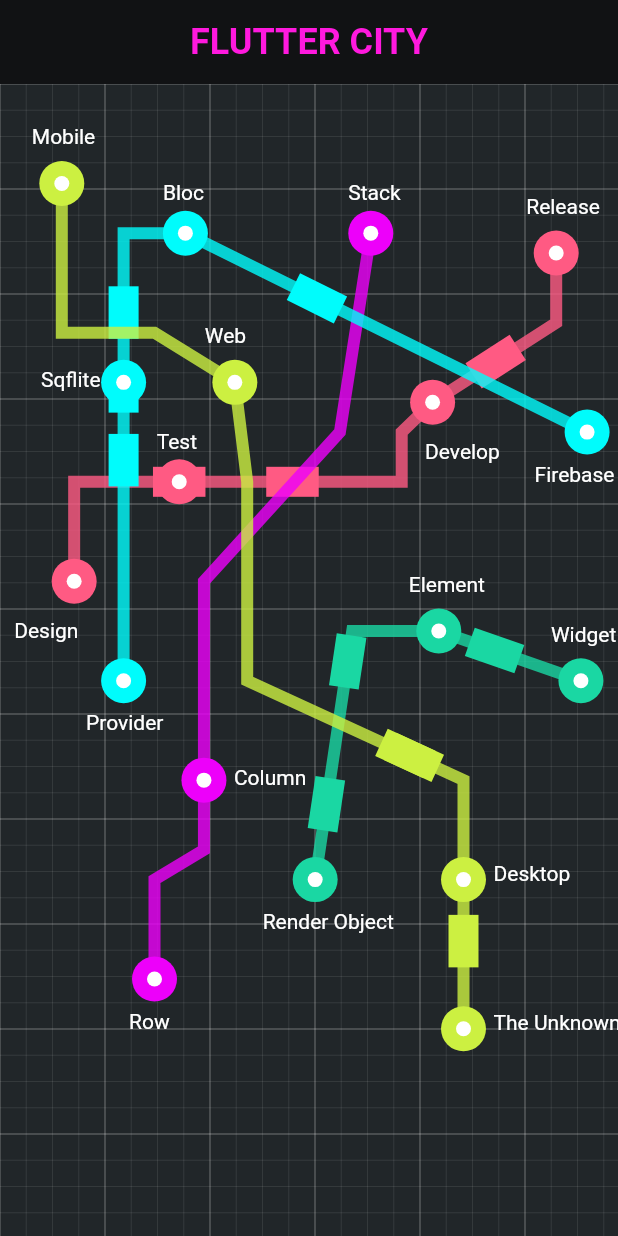
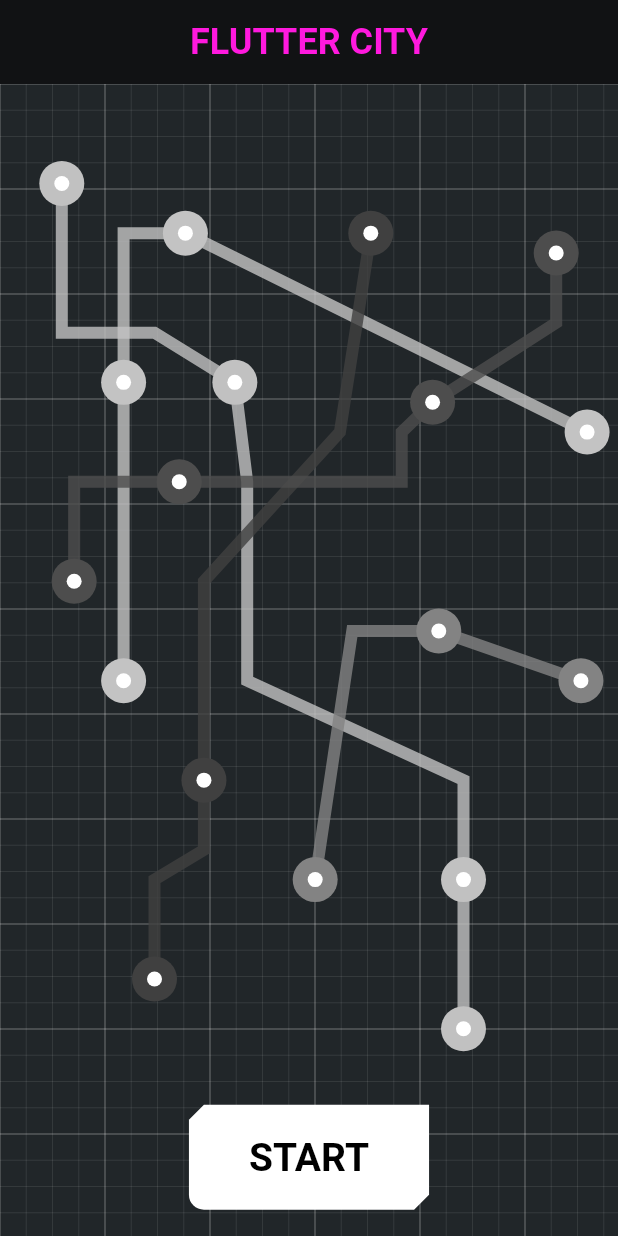
Before and after one commit to davidmartos96/flutter_city, a Flutter app: the screen it shows after launch, on a phone screen of 412 x 824 dp. Run offline on Flutter 3.47's test engine with Material 2 defaults, Android fonts, the phone set to English and light mode, and no system bars; our stand-ins replace animated_text_kit, flutter_spinkit, google_fonts; Roboto replaces fonts that are missing (Audiowide).

Commit message:
Initialization animation

```diff
--- a/lib/metro.dart
+++ b/lib/metro.dart
@@ -75,7 +75,7 @@ class _MetroCanvasState extends State<MetroCanvas>
   MetroLine selectedMetroLine;
   int selectedMetroStopIndex;
 
-  AnimationController selectedTrackAnimController;
+  AnimationController initAnimController, selectedTrackAnimController;
 
   List<Widget> overlays = [];
 
@@ -84,31 +84,62 @@ class _MetroCanvasState extends State<MetroCanvas>
   @override
   void initState() {
     super.initState();
+    initAnimController = AnimationController(
+        vsync: this, duration: Duration(milliseconds: 2500));
+    initAnimController.addListener(() {
+      setState(() {});
+    });
 
     selectedTrackAnimController =
         AnimationController(vsync: this, duration: Duration(milliseconds: 700));
     selectedTrackAnimController.addListener(() {
       setState(() {});
     });
+  }
 
-    initializeTrainSpawner();
-
+  void startMetroStation() {
     WidgetsBinding.instance.addPostFrameCallback((timeStamp) {
       final box = canvasKey.currentContext.findRenderObject() as RenderBox;
       initializeOverlays(allMetroLines, box.size.width, box.size.height);
+
+      initializeSpawner(box.size);
     });
   }
 
-  void initializeTrainSpawner() {
+  void initializeSpawner(Size size) {
     Random r = Random();
-    trySpawn(r, 0.8);
+    trySpawnTrains(r, 0.8);
 
     Timer.periodic(Duration(milliseconds: 300), (timer) {
-      trySpawn(r, 0.3);
+      trySpawnTrains(r, 0.3);
+
+      if (r.nextDouble() < 0.13) {
+        const lastDuration = Duration(milliseconds: 3000);
+        // Event
+        final int tick = timer.tick;
+        Widget eventOverlay = Positioned(
+          key: ValueKey(tick),
+          left: r.nextDouble() * size.width,
+          top: r.nextDouble() * size.height,
+          child: SpinKitRipple(
+            color: Colors.red,
+            size: 80.0,
+            borderWidth: 10,
+            duration: Duration(milliseconds: (lastDuration.inMilliseconds / 2).round()) ,
+          ),
+        );
+        overlays.add(eventOverlay);
+
+        Timer(lastDuration, () {
+          overlays.removeWhere((w) => w.key == ValueKey(tick));
+        });
+      }
+
+      setState(() {});
     });
   }
 
-  void trySpawn(Random r, double chance) {
+  void trySpawnTrains(Random r, double chance) {
     for (var metroLine in allMetroLines) {
       if (r.nextDouble() < chance) {
         int trackIndex = r.nextInt(metroLine.tracks.length);
@@ -143,12 +174,12 @@ class _MetroCanvasState extends State<MetroCanvas>
 
   @override
   Widget build(BuildContext context) {
-    const double selectionHeight = 105;
+    const double bottomPanelHeight = 105;
     return Stack(
       children: <Widget>[
         BackgroundGrid(),
         Padding(
-          padding: const EdgeInsets.only(bottom: selectionHeight),
+          padding: const EdgeInsets.only(bottom: bottomPanelHeight),
           child: Stack(
             key: canvasKey,
             children: <Widget>[
@@ -157,6 +188,7 @@ class _MetroCanvasState extends State<MetroCanvas>
                   allMetroLines,
                   selectedMetroLine,
                   selectedMetroStopIndex,
+                  initAnimController.value,
                   selectedTrackAnimController.value,
                 ),
                 child: Container(),
@@ -168,7 +200,7 @@ class _MetroCanvasState extends State<MetroCanvas>
         Align(
           alignment: Alignment.bottomCenter,
           child: Container(
-            height: selectionHeight,
+            height: bottomPanelHeight,
             child: (selectedMetroStopIndex != null)
                 ? Align(
                     key: ValueKey("$selectedMetroLine $selectedMetroStopIndex"),
@@ -177,6 +209,40 @@ class _MetroCanvasState extends State<MetroCanvas>
                         selectedMetroLine, selectedMetroStopIndex),
                   )
                 : SizedBox(),
+          ),
+        ),
+        Align(
+          alignment: Alignment.bottomCenter,
+          child: Container(
+            height: bottomPanelHeight,
+            child: Center(
+              child: Opacity(
+                opacity: 1 - initAnimController.value,
+                child: FlatButton(
+                  padding: EdgeInsets.symmetric(
+                    vertical: 20.0,
+                    horizontal: 40.0,
+                  ),
+                  shape: buildCyberBorder(),
+                  child: Text(
+                    "START",
+                    style: GoogleFonts.audiowide(
+                      fontWeight: FontWeight.bold,
+                      fontSize: 26,
+                      color: Colors.black,
+                    ),
+                  ),
+                  color: Colors.white,
+                  onPressed: initAnimController.isAnimating
+                      ? () {}
+                      : () {
+                          initAnimController
+                              .forward()
+                              .then((value) => startMetroStation());
+                        },
+                ),
+              ),
+            ),
           ),
         ),
       ],
@@ -324,21 +390,6 @@ class StopColorIndicator extends StatelessWidget {
   }
 }
 
-class StopStatus extends StatelessWidget {
-  const StopStatus({Key key}) : super(key: key);
-
-  @override
-  Widget build(BuildContext context) {
-    return Text(
-      "OK",
-      style: TextStyle(
-        color: Color.fromRGBO(39, 174, 96, 1.0),
-        fontWeight: FontWeight.bold,
-      ),
-    );
-  }
-}
-
 class NextTrainDetails extends StatefulWidget {
   const NextTrainDetails({Key key}) : super(key: key);
 
@@ -357,7 +408,7 @@ class _NextTrainDetailsState extends State<NextTrainDetails> {
     super.initState();
     Random r = Random();
     trainId = 1000 + r.nextInt(9000);
-    secondsRemaining = 10 + r.nextInt(40);
+    secondsRemaining = 5 + r.nextInt(5);
     timer = Timer.periodic(Duration(milliseconds: 1500), (timer) {
       setState(() {
         secondsRemaining -= 1;
--- a/lib/metro_line.dart
+++ b/lib/metro_line.dart
@@ -49,7 +49,7 @@ MetroLine lineA = MetroLineBuilder(Color(0xffccf041), Offset(0.1, 0.1), [
 
 MetroLine lineB = MetroLineBuilder(Color(0xff00fcfc), Offset(0.2, 0.6), [
   StopInfo("Provider", nameOffset: Offset(-25, 20)),
-  StopInfo("Sqflite", nameOffset: Offset(-55, -10)),
+  StopInfo("Sqflite", nameOffset: Offset(-55, -7)),
   StopInfo("Bloc", nameOffset: Offset(-15, -35)),
   StopInfo("Firebase", nameOffset: Offset(-35, 20)),
 ]).addTrack(
--- a/lib/metro_map.dart
+++ b/lib/metro_map.dart
@@ -2,7 +2,6 @@ import 'package:flutter/cupertino.dart';
 import 'package:flutter/material.dart';
 import 'package:hack20/metro_line.dart';
 import 'dart:math';
-
 
 double stopRadius = 15;
 double lineStroke = 8;
@@ -11,10 +10,23 @@ class MetroMapPainter extends CustomPainter {
   final List<MetroLine> metroLines;
   final MetroLine selectedMetroLine;
   final int selectedMetroStopIndex;
+  final double initializationAnimValue;
   final double selectionAnimValue;
 
   MetroMapPainter(
-      this.metroLines, this.selectedMetroLine, this.selectedMetroStopIndex, this.selectionAnimValue);
+      this.metroLines,
+      this.selectedMetroLine,
+      this.selectedMetroStopIndex,
+      this.initializationAnimValue,
+      this.selectionAnimValue);
+
+  Color lineColorBasedOnStatus(MetroLine line) {
+    double luminance = line.color.computeLuminance();
+    int gray = (luminance * 255).round();
+    Color grayColor = Color.fromRGBO(gray, gray, gray, 1.0);
+
+    return Color.lerp(grayColor, line.color, initializationAnimValue);
+  }
 
   @override
   void paint(Canvas canvas, Size size) {
@@ -25,7 +37,7 @@ class MetroMapPainter extends CustomPainter {
 
   void paintMetroLine(Canvas canvas, Size size, MetroLine metroLine) {
     var paint = Paint()
-      ..color = metroLine.color.withOpacity(0.8)
+      ..color = lineColorBasedOnStatus(metroLine).withOpacity(0.8)
       ..strokeWidth = lineStroke
       ..strokeCap = StrokeCap.round
       ..style = PaintingStyle.stroke;
@@ -51,10 +63,10 @@ class MetroMapPainter extends CustomPainter {
 
   void paintStops(Canvas canvas, Size size, MetroLine metroLine) {
     var paint = Paint()
-      ..color = metroLine.color
       ..strokeWidth = lineStroke
       ..strokeCap = StrokeCap.round
       ..style = PaintingStyle.fill;
+    Color metroLineColor = lineColorBasedOnStatus(metroLine);
     for (var i = 0; i < metroLine.stops.length; i++) {
       var stop = metroLine.stops[i];
       bool selected =
@@ -65,19 +77,21 @@ class MetroMapPainter extends CustomPainter {
         radius = radius + selectionAnimValue * 3;
       }
 
+      paint.color = selected ? Colors.white : metroLineColor;
       canvas.drawCircle(
         Offset(stop.dx * size.width, stop.dy * size.height),
         radius,
         paint,
       );
 
-      paint.color =  Colors.white;
+      Color tmpColor = paint.color;
+      paint.color = selected ? metroLineColor : Colors.white;
       canvas.drawCircle(
         Offset(stop.dx * size.width, stop.dy * size.height),
-        radius / 3,
+        radius / (selected ? 1.5 : 3),
         paint,
       );
-      paint.color = metroLine.color;
+      paint.color = tmpColor;
     }
   }
 
```
